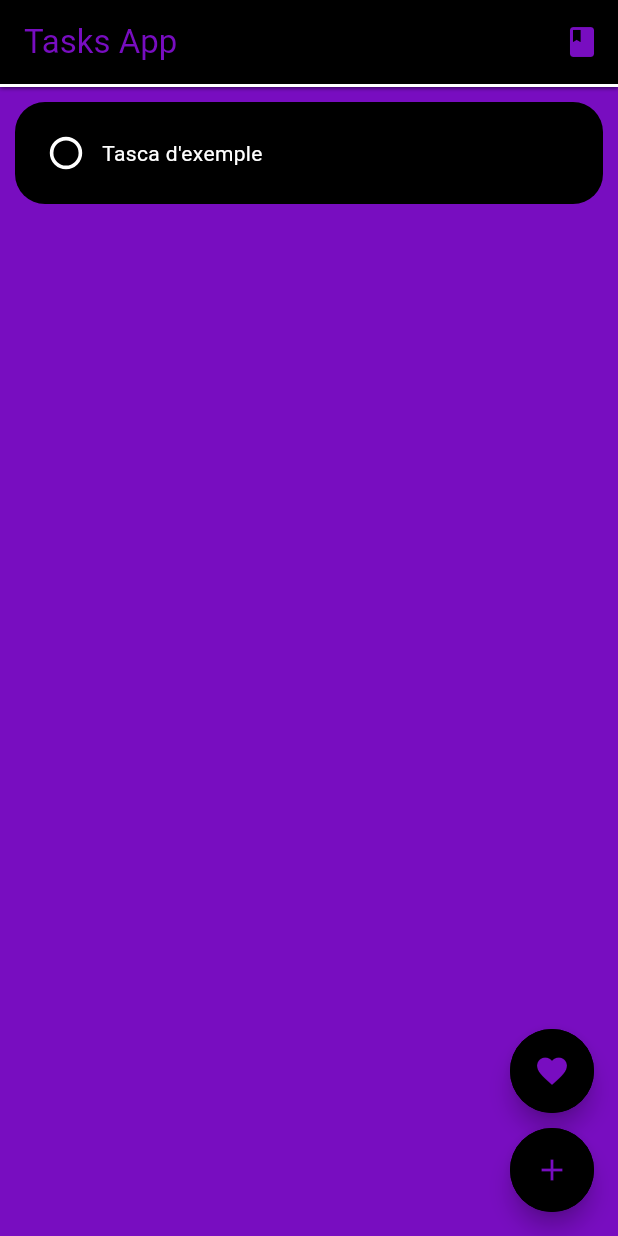
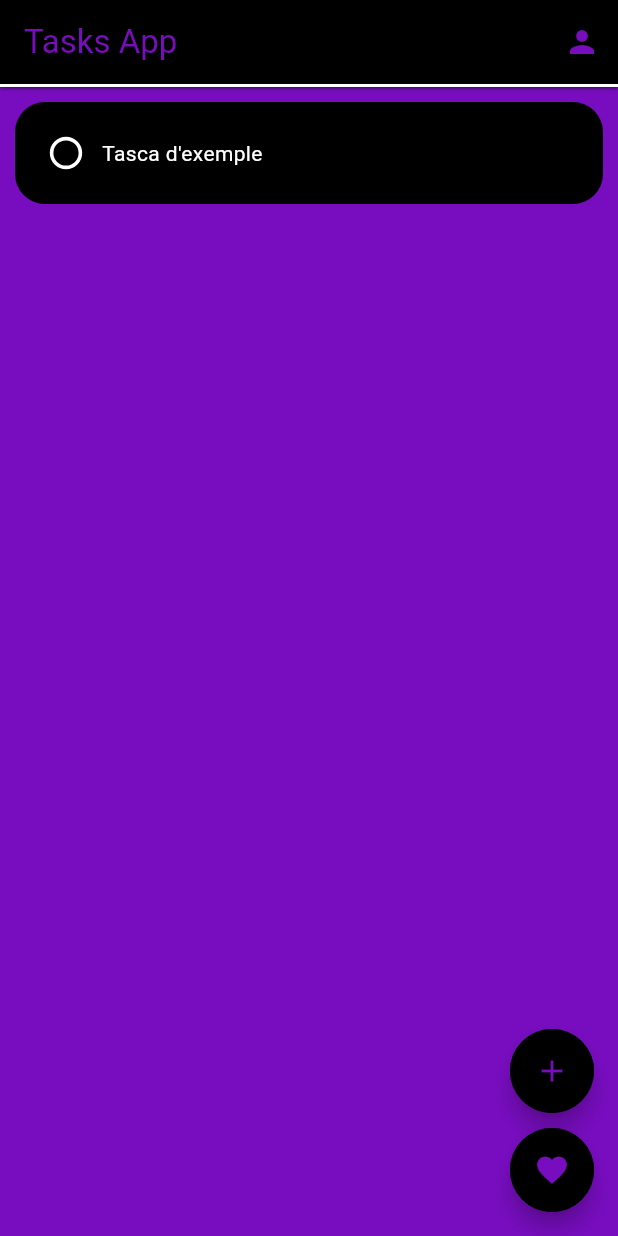
Before and after one commit to carlevo/app_tasks, a Flutter app: the screen it shows after launch, on a phone screen of 412 x 824 dp. Run offline on Flutter 3.47's test engine with Material 3 defaults, Android fonts, the phone set to English and light mode, and no system bars; drawn by our look-alikes of flutter_slidable; our stand-ins replace hive, hive_flutter; accounts and stored records are empty.

Commit message:
commit inicial

```diff
--- a/lib/Pages/Main_Page/SmallDevicesPage.dart
+++ b/lib/Pages/Main_Page/SmallDevicesPage.dart
@@ -28,7 +28,7 @@ class _SmalldevicespageState extends State<Smalldevicespage> {
         actions: [
           IconButton(
             onPressed: () {},
-            icon: Icon(Icons.book, color: ColorsApp.accentColor),
+            icon: Icon(Icons.person, color: ColorsApp.accentColor),
           ),
         ],
       ),
@@ -66,16 +66,6 @@ class _SmalldevicespageState extends State<Smalldevicespage> {
         mainAxisAlignment: MainAxisAlignment.end,
         children: [
           FloatingActionButton(
-            // Primer botón flotante
-            onPressed: () {},
-            backgroundColor: ColorsApp.primaryColor,
-            shape: CircleBorder(
-              side: BorderSide(color: ColorsApp.primaryColor, width: 2),
-            ),
-            child: Icon(Icons.favorite, color: ColorsApp.accentColor),
-          ),
-          SizedBox(height: 10),
-          FloatingActionButton(
             //Botó afegir nova tasca
             onPressed: () {
               obreDialogNovaTasca(context);
@@ -85,6 +75,16 @@ class _SmalldevicespageState extends State<Smalldevicespage> {
               side: BorderSide(color: ColorsApp.primaryColor, width: 2),
             ),
             child: Icon(Icons.add, color: ColorsApp.accentColor),
+          ),
+          SizedBox(height: 10),
+          FloatingActionButton(
+            // Primer botón flotante
+            onPressed: () {},
+            backgroundColor: ColorsApp.primaryColor,
+            shape: CircleBorder(
+              side: BorderSide(color: ColorsApp.primaryColor, width: 2),
+            ),
+            child: Icon(Icons.favorite, color: ColorsApp.accentColor),
           ),
         ],
       ),
```
